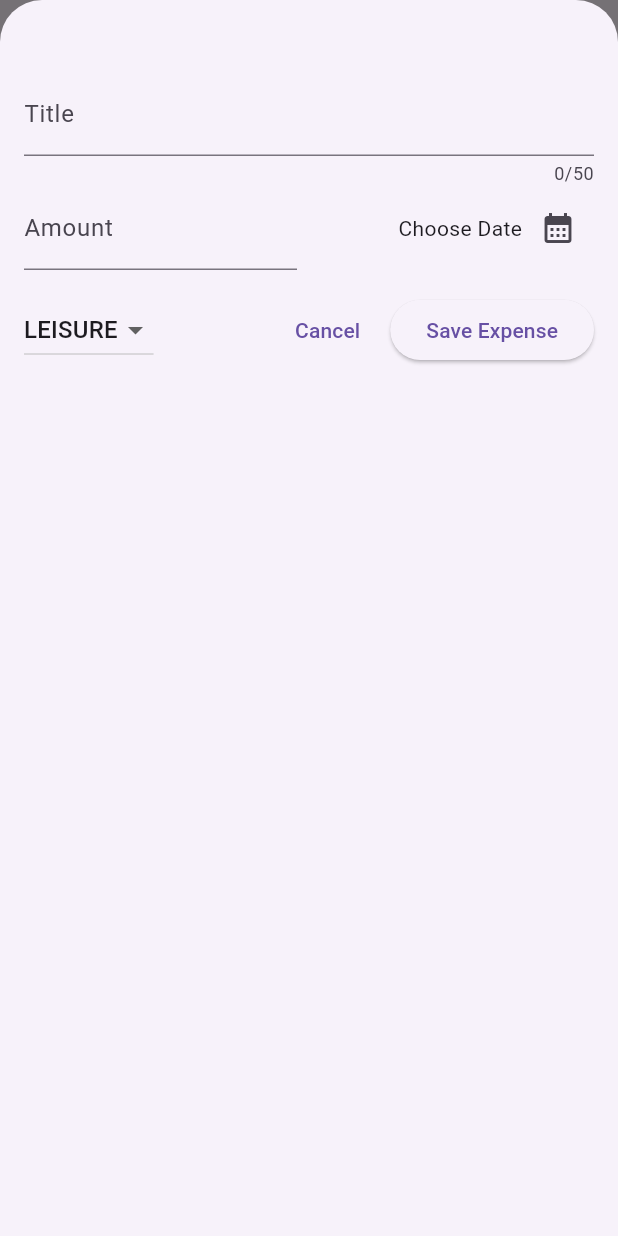
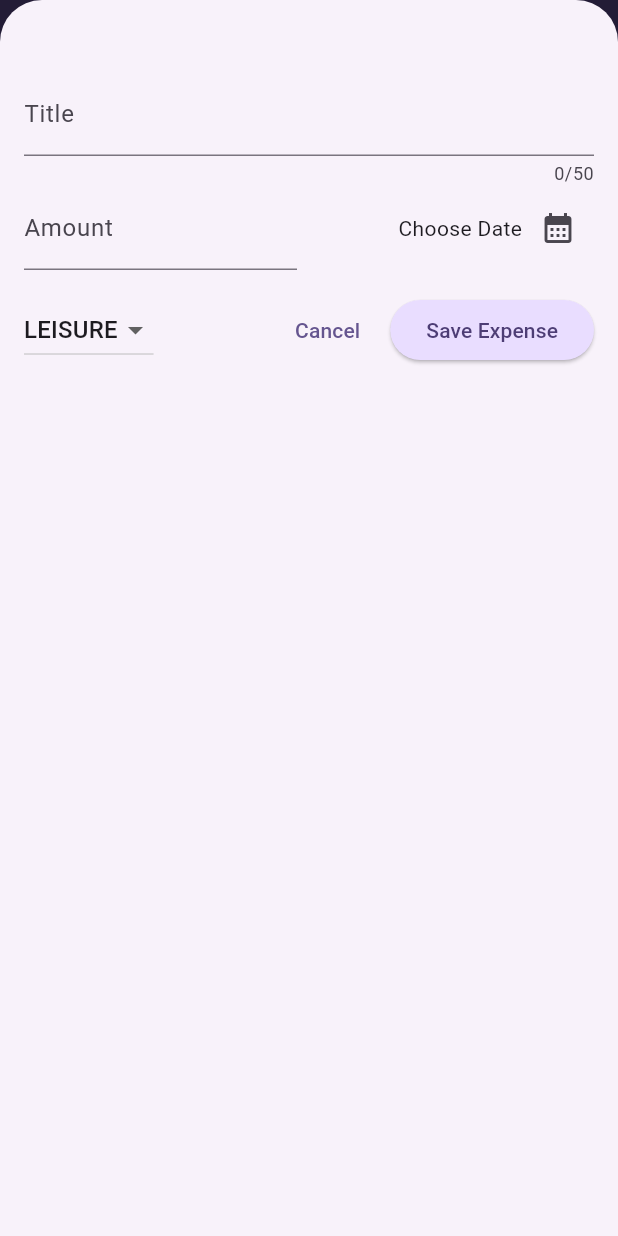
Before and after one commit to NeeDaimDark/expences_app, a Flutter app: the screen it shows after launch, after a tap on the "add" icon, on a phone screen of 412 x 824 dp. Run offline on Flutter 3.47's test engine with Material 3 defaults, Android fonts, the phone set to English and light mode, and no system bars.

Commit message:
theming and dark mode

```diff
--- a/lib/main.dart
+++ b/lib/main.dart
@@ -1,8 +1,70 @@
 import 'package:flutter/material.dart';
 import 'package:expenses_tracker/widgets/expenses.dart';
+var kColorScheme = ColorScheme.fromSeed(
+  seedColor: const Color.fromARGB(255, 96, 59, 181),
+
+);
+
+var kDarkColorScheme = ColorScheme.fromSeed(
+  brightness: Brightness.dark,
+  seedColor: const Color.fromARGB(255, 5, 99, 125),
+);
+
 void main() {
   runApp(
     MaterialApp(
+      debugShowCheckedModeBanner: false,
+      darkTheme: ThemeData.dark().copyWith(
+        colorScheme: kDarkColorScheme,
+        cardTheme: CardThemeData(
+          color: kDarkColorScheme.secondaryContainer,
+          margin: const EdgeInsets.symmetric(
+            horizontal: 16,
+            vertical: 8,
+          ),
+        ),
+        elevatedButtonTheme: ElevatedButtonThemeData(
+          style: ElevatedButton.styleFrom(
+            backgroundColor: kDarkColorScheme.primaryContainer,
+            foregroundColor: kDarkColorScheme.onPrimaryContainer,
+          ),
+        ),
+        appBarTheme: const AppBarTheme().copyWith(
+          backgroundColor: kDarkColorScheme.onPrimaryContainer,
+          foregroundColor: kDarkColorScheme.primaryContainer,
+        ),
+      ),
+      theme: ThemeData().copyWith(
+
+        colorScheme: kColorScheme,
+        appBarTheme: const AppBarTheme().copyWith(
+          backgroundColor: kColorScheme.onPrimaryContainer,
+          foregroundColor: kColorScheme.primaryContainer,
+        ),
+        cardTheme: CardThemeData(
+          color: kColorScheme.secondaryContainer,
+          margin: const EdgeInsets.symmetric(
+            horizontal: 16,
+            vertical: 8,
+          ),
+        ),
+        elevatedButtonTheme: ElevatedButtonThemeData(
+          style: ElevatedButton.styleFrom(
+            backgroundColor: kColorScheme.primaryContainer,
+            foregroundColor: kColorScheme.onPrimaryContainer,
+          ),
+        ),
+        textTheme: ThemeData().textTheme.copyWith(
+          titleLarge: TextStyle(
+            fontWeight: FontWeight.bold,
+            fontSize: 16,
+            color: kColorScheme.onSecondaryContainer,
+          ),
+
+        ),
+
+      ),
+      themeMode: ThemeMode.system,
       home: Expenses(),
     ),
   );
--- a/lib/widgets/expenses_list/expense_item.dart
+++ b/lib/widgets/expenses_list/expense_item.dart
@@ -14,8 +14,12 @@ class ExpenseItem extends StatelessWidget {
           vertical: 16,
         ),
         child: Column(
+          crossAxisAlignment: CrossAxisAlignment.start,
           children: [
-            Text(expense.title),
+            Text(
+                expense.title,
+                style: Theme.of(context).textTheme.titleLarge,
+            ),
             const SizedBox(height: 4),
             Row(
               children: [
--- a/lib/widgets/expenses_list/expenses_list.dart
+++ b/lib/widgets/expenses_list/expenses_list.dart
@@ -17,6 +17,12 @@ class ExpensesList extends StatelessWidget {
       itemCount: expenses.length,
       itemBuilder : (context, index) => Dismissible(
           key : ValueKey(expenses[index]),
+          background: Container(
+            color: Theme.of(context).colorScheme.error.withOpacity(0.5),
+            margin: EdgeInsets.symmetric(
+              horizontal:  Theme.of(context).cardTheme.margin!.horizontal,
+            ),
+            ),
           onDismissed: (direction){
             onRemove(expenses[index]);
           },
```
